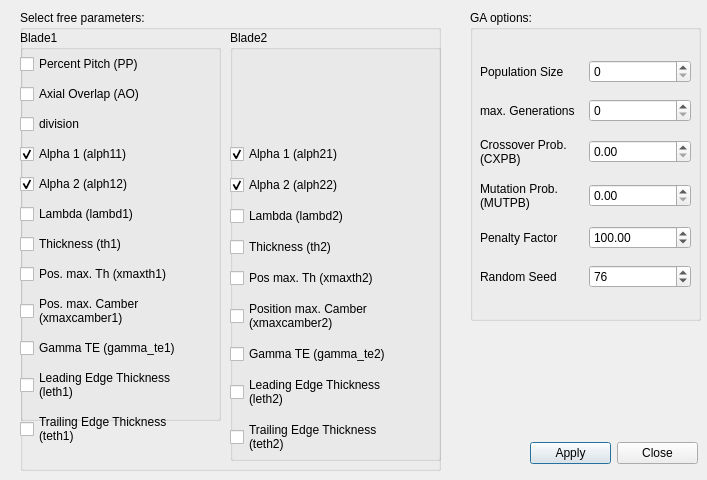
Old version of the form module/UI/qtdesigner/deapwindow.ui in the repository badabush/Blade-Optimization-Tool.
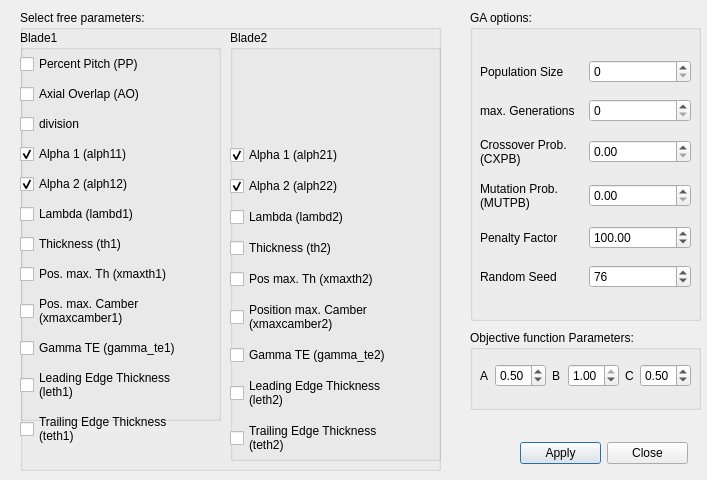
New version of the form.

Commit message: ref #39 : moving ABC obj params into deapsettings (can be modified from gui now, finishing assertions from logfile, completing continue from logfile

```diff
--- a/module/UI/qtdesigner/deapwindow.ui
+++ b/module/UI/qtdesigner/deapwindow.ui
@@ -16,7 +16,7 @@
   <widget class="QWidget" name="layoutWidget">
    <property name="geometry">
     <rect>
-     <x>530</x>
+     <x>520</x>
      <y>440</y>
      <width>168</width>
      <height>27</height>
@@ -203,7 +203,7 @@
      <property name="geometry">
       <rect>
        <x>0</x>
-       <y>109</y>
+       <y>110</y>
        <width>204</width>
        <height>321</height>
       </rect>
@@ -414,6 +414,91 @@
     </layout>
    </widget>
   </widget>
+  <widget class="QGroupBox" name="groupBox_5">
+   <property name="geometry">
+    <rect>
+     <x>470</x>
+     <y>330</y>
+     <width>231</width>
+     <height>80</height>
+    </rect>
+   </property>
+   <property name="title">
+    <string>Objective function Parameters:</string>
+   </property>
+   <widget class="QWidget" name="gridLayoutWidget_4">
+    <property name="geometry">
+     <rect>
+      <x>10</x>
+      <y>20</y>
+      <width>211</width>
+      <height>51</height>
+     </rect>
+    </property>
+    <layout class="QGridLayout" name="gridLayout_4">
+     <item row="0" column="1">
+      <widget class="QDoubleSpinBox" name="input_obj_param_A">
+       <property name="maximum">
+        <double>1.000000000000000</double>
+       </property>
+       <property name="singleStep">
+        <double>0.100000000000000</double>
+       </property>
+       <property name="value">
+        <double>0.500000000000000</double>
+       </property>
+      </widget>
+     </item>
+     <item row="0" column="0">
+      <widget class="QLabel" name="label_7">
+       <property name="text">
+        <string>A</string>
+       </property>
+      </widget>
+     </item>
+     <item row="0" column="3">
+      <widget class="QDoubleSpinBox" name="input_obj_param_B">
+       <property name="maximum">
+        <double>1.000000000000000</double>
+       </property>
+       <property name="singleStep">
+        <double>0.100000000000000</double>
+       </property>
+       <property name="value">
+        <double>1.000000000000000</double>
+       </property>
+      </widget>
+     </item>
+     <item row="0" column="4">
+      <widget class="QLabel" name="label_9">
+       <property name="text">
+        <string>C</string>
+       </property>
+      </widget>
+     </item>
+     <item row="0" column="2">
+      <widget class="QLabel" name="label_8">
+       <property name="text">
+        <string>B</string>
+       </property>
+      </widget>
+     </item>
+     <item row="0" column="5">
+      <widget class="QDoubleSpinBox" name="input_obj_param_C">
+       <property name="maximum">
+        <double>1.000000000000000</double>
+       </property>
+       <property name="singleStep">
+        <double>0.100000000000000</double>
+       </property>
+       <property name="value">
+        <double>0.500000000000000</double>
+       </property>
+      </widget>
+     </item>
+    </layout>
+   </widget>
+  </widget>
  </widget>
  <resources/>
  <connections/>
```
The commit also changes 5 other files.
